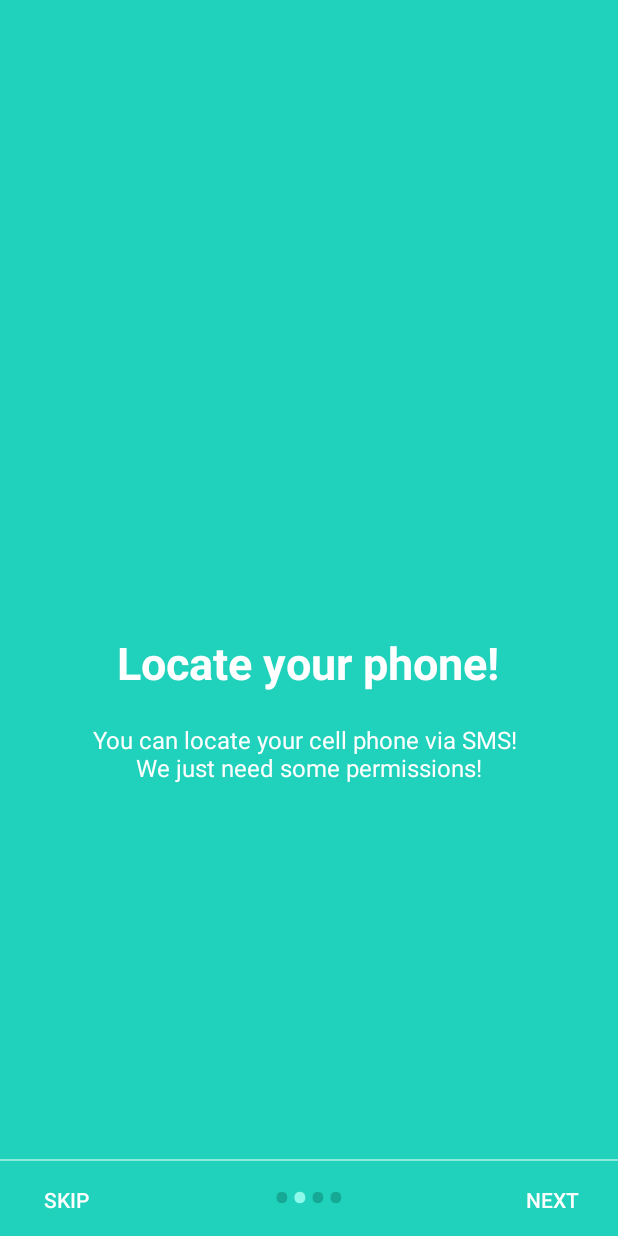
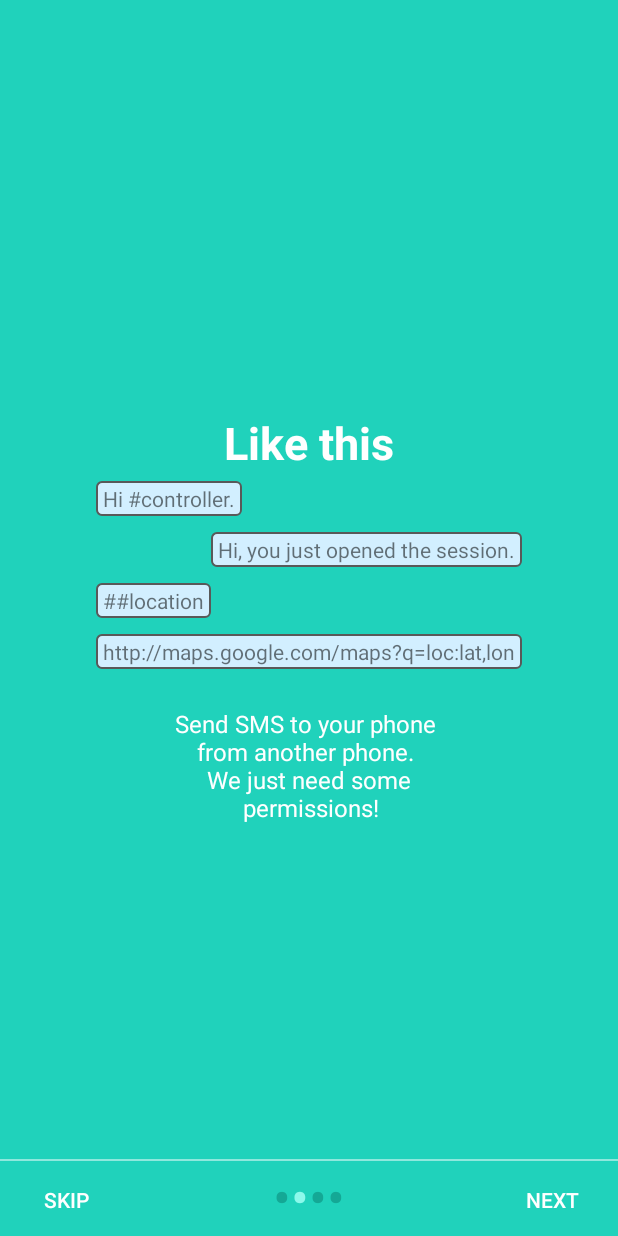
Before and after one commit to asd-C/Controller, an Android app: the screen it shows after launch (IntroActivity), after a tap on "NEXT", on a phone screen of 412 x 824 dp. Run offline under Robolectric (Android 15) with nearby library versions, the phone set to English and light mode, and no system bars; 2 statements that could not run were skipped.

Commit message:
Changed layout and intro screen.

```diff
--- a/app/src/main/res/layout/welcome_slide1.xml
+++ b/app/src/main/res/layout/welcome_slide1.xml
@@ -10,10 +10,6 @@
         android:layout_centerInParent="true"
         android:gravity="center_horizontal"
         android:orientation="vertical">
-
-        <ImageView
-            android:layout_width="@dimen/img_width_height"
-            android:layout_height="@dimen/img_width_height" />
 
         <TextView
             android:layout_width="wrap_content"
--- a/app/src/main/res/layout/welcome_slide2.xml
+++ b/app/src/main/res/layout/welcome_slide2.xml
@@ -11,10 +11,6 @@
         android:gravity="center_horizontal"
         android:orientation="vertical">
 
-        <ImageView
-            android:layout_width="@dimen/img_width_height"
-            android:layout_height="@dimen/img_width_height" />
-
         <TextView
             android:layout_width="wrap_content"
             android:layout_height="wrap_content"
@@ -22,6 +18,37 @@
             android:textColor="@android:color/white"
             android:textSize="@dimen/slide_title"
             android:textStyle="bold" />
+
+        <TextView
+            android:layout_width="wrap_content"
+            android:layout_height="wrap_content"
+            android:layout_margin="5dp"
+            android:text="@string/sms_hi_controller"
+            android:background="@drawable/info_item"
+            android:layout_gravity="start"/>
+
+        <TextView
+            android:layout_width="wrap_content"
+            android:layout_height="wrap_content"
+            android:layout_margin="5dp"
+            android:text="@string/sms_hi_answer"
+            android:background="@drawable/info_item"
+            android:layout_gravity="end"/>
+
+        <TextView
+            android:layout_width="wrap_content"
+            android:layout_height="wrap_content"
+            android:layout_margin="5dp"
+            android:background="@drawable/info_item"
+            android:layout_gravity="start"
+            android:text="@string/LOCATION"/>
+        <TextView
+            android:layout_width="wrap_content"
+            android:layout_height="wrap_content"
+            android:layout_margin="5dp"
+            android:background="@drawable/info_item"
+            android:layout_gravity="end"
+            android:text="@string/sms_location_answer"/>
 
         <TextView
             android:layout_width="wrap_content"
--- a/app/src/main/res/layout/welcome_slide4.xml
+++ b/app/src/main/res/layout/welcome_slide4.xml
@@ -10,10 +10,6 @@
         android:layout_centerInParent="true"
         android:gravity="center_horizontal"
         android:orientation="vertical">
-
-        <ImageView
-            android:layout_width="@dimen/img_width_height"
-            android:layout_height="@dimen/img_width_height" />
 
         <TextView
             android:layout_width="wrap_content"
--- a/app/src/main/res/values/strings.xml
+++ b/app/src/main/res/values/strings.xml
@@ -5,6 +5,7 @@
     <string name="help_btn_main">Help</string>
     <string name="default_sms_main">No sms to show</string>
     <string name="enable_btn_main">ENABLE</string>
+    <string name="reset_btn_main">Reset</string>
 
     <!-- Intro -->
     <string name="next">NEXT</string>
@@ -12,10 +13,10 @@
     <string name="start">GOT IT</string>
 
     <string name="slide_1_title">Talk to your phone</string>
-    <string name="slide_1_desc">Talk to your phone and control your phone remotely.</string>
+    <string name="slide_1_desc">Talk to your phone and control it remotely via SMS.</string>
 
-    <string name="slide_2_title">Locate your phone!</string>
-    <string name="slide_2_desc">You can locate your cell phone via SMS! \nWe just need some permissions!</string>
+    <string name="slide_2_title">Like this</string>
+    <string name="slide_2_desc">Send SMS to your phone \nfrom another phone. \nWe just need some\n permissions!</string>
 
     <string name="slide_3_title">We can do more!</string>
     <string name="slide_3_desc">We can lock cell phone screen! \nWe just need admin permission!</string>
@@ -36,4 +37,16 @@
         <item>@string/LOCK_SCREEN</item>
     </string-array>
 
+    <string name="exemple">Example</string>
+    <string name="controller_side">Controller:</string>
+    <string name="you">You:</string>
+    <string name="more">......</string>
+
+    <string name="do_comm">doing command.</string>
+    <string name="sms_hi_controller">Hi #controller.</string>
+    <string name="sms_hi_answer">Hi, you just opened the session.</string>
+    <string name="sms_location_answer">http://maps.google.com/maps?q=loc:lat,lon</string>
+    <string name="sms_bye">#BYE</string>
+    <string name="sms_bye_answer">The session is closed now.</string>
+
 </resources>
```
Also changed, not shown: app/src/main/res/layout/activity_main.xml (+19 -19 lines), app/src/main/res/layout/welcome_slide3.xml (+15 -4 lines).
